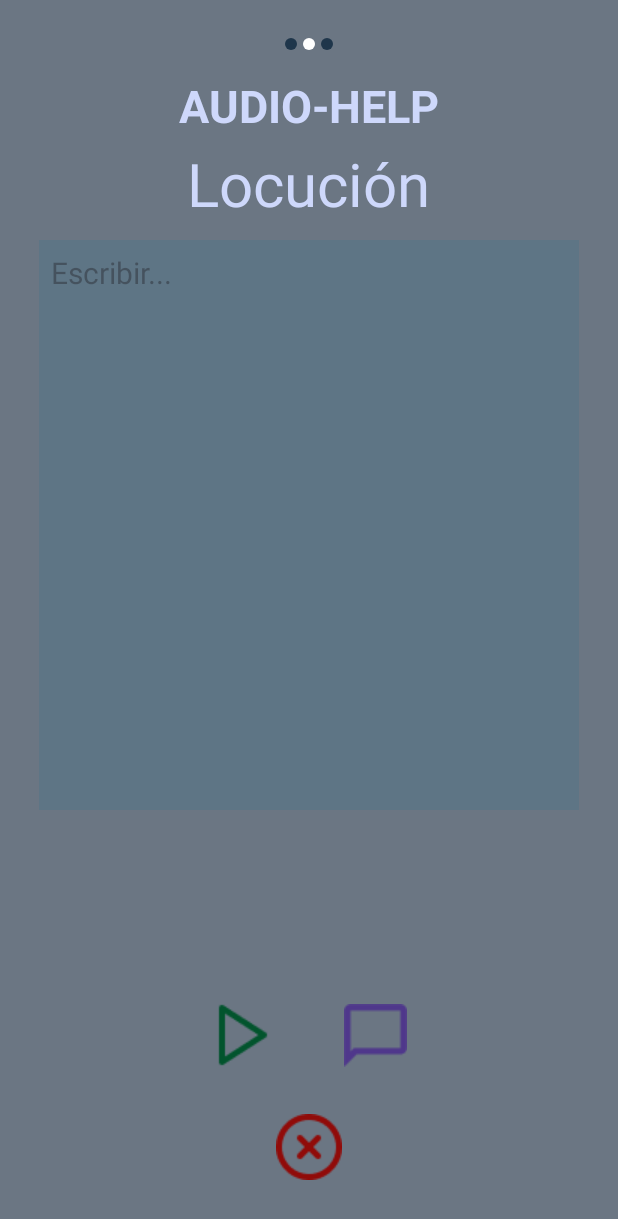
After one commit to SandroCJ210/AudioHelp, an Android app: the layout locution.xml on its own in the app's theme, with its tools: preview values and no code run, on a phone screen of 412 x 824 dp. The commit adds this screen. Shown: the top 1219 px of the screen. Run offline under Robolectric (Android 15) with nearby library versions, the phone set to English and light mode, and no system bars.

Commit message:
feat: add locution interface

```diff
--- /dev/null
+++ b/app/src/main/res/layout/locution.xml
@@ -0,0 +1,122 @@
+<?xml version="1.0" encoding="utf-8"?>
+<RelativeLayout xmlns:android="http://schemas.android.com/apk/res/android"
+    xmlns:app="http://schemas.android.com/apk/res-auto"
+    xmlns:tools="http://schemas.android.com/tools"
+    android:layout_width="match_parent"
+    android:layout_height="match_parent"
+    android:background="#6B7683"
+    android:id="@+id/ajustes_main"
+    tools:context=".MainActivity"
+    tools:ignore="ExtraText">
+
+    <!-- Título de la aplicación -->
+
+    <EditText
+        android:id="@+id/locutionBox"
+        android:layout_width="360dp"
+        android:layout_height="380dp"
+        android:layout_centerHorizontal="true"
+        android:layout_marginTop="160dp"
+        android:background="#334455"
+        android:backgroundTint="#5E7585"
+        android:gravity="top"
+        android:hint="Escribir..."
+        android:imeOptions="actionDone"
+        android:inputType="textMultiLine|textNoSuggestions"
+        android:overScrollMode="always"
+        android:padding="8dp"
+        android:scrollbars="vertical"
+        android:textColor="@android:color/white"
+        android:textCursorDrawable="@null"
+        android:textSize="20sp" />
+
+    <TextView
+        style="@style/Titulo_Aplicacion"
+        android:background="#00CDD7F9"
+        android:text="@string/app_name"
+        android:textSize="30sp" />
+
+    <TextView
+        style="@style/Letra_Normal"
+        android:layout_centerHorizontal="true"
+        android:layout_marginTop="95dp"
+        android:background="#00CDD7F9"
+        android:text="Locución"
+        android:textColor="#CED8FB"
+        android:textSize="40sp" />
+
+
+    <!-- Indicador de página -->
+    <LinearLayout
+        android:id="@+id/indicador_indice"
+        android:layout_width="wrap_content"
+        android:layout_height="wrap_content"
+        android:layout_centerHorizontal="true"
+        android:layout_marginTop="25dp"
+        android:orientation="horizontal">
+
+        <!-- Puntos de paginación -->
+        <View
+            android:layout_width="8dp"
+            android:layout_height="8dp"
+            android:layout_marginEnd="4dp"
+            android:background="@drawable/indicator_inactive"
+            android:backgroundTint="#1F364B" />
+
+        <View
+            android:layout_width="8dp"
+            android:layout_height="8dp"
+            android:layout_marginEnd="4dp"
+            android:background="@drawable/indicator_active"
+            android:backgroundTint="#FFFFFF" />
+
+        <View
+            android:layout_width="8dp"
+            android:layout_height="match_parent"
+            android:background="@drawable/indicator_inactive"
+            android:backgroundTint="#1F364B" />
+    </LinearLayout>
+
+
+    <ImageButton
+        android:id="@+id/closeLocution"
+        android:layout_width="48dp"
+        android:layout_height="48dp"
+        android:layout_alignParentBottom="true"
+        android:layout_centerHorizontal="true"
+        android:layout_marginBottom="35dp"
+        android:contentDescription="@string/Close"
+        android:background="#00FFFFFF"
+        app:srcCompat="@drawable/ic_close" />
+
+    <LinearLayout
+        android:id="@+id/locutionLayout"
+        android:layout_width="wrap_content"
+        android:layout_height="wrap_content"
+        android:layout_alignParentBottom="true"
+        android:layout_centerHorizontal="true"
+        android:layout_marginBottom="110dp"
+        android:orientation="horizontal">
+
+        <ImageButton
+            android:id="@+id/imageButton3"
+            android:layout_width="48dp"
+            android:layout_height="48dp"
+            android:layout_marginEnd="40dp"
+            android:layout_weight="1"
+            android:background="#00FFFFFF"
+            android:contentDescription="@string/Play"
+            app:srcCompat="@drawable/play" />
+
+        <ImageButton
+            android:id="@+id/imageButton2"
+            android:layout_width="48dp"
+            android:layout_height="48dp"
+            android:layout_weight="1"
+            android:background="#00FFFFFF"
+            android:contentDescription="@string/Phrases"
+            app:srcCompat="@drawable/ic_chat_bubble" />
+
+    </LinearLayout>
+
+</RelativeLayout>
--- a/app/src/main/res/values/strings.xml
+++ b/app/src/main/res/values/strings.xml
@@ -1,5 +1,9 @@
 <resources>
-    <string name="app_name">AudioHelp</string>
+    <string name="app_name">AUDIO-HELP</string>
+
+    <string name = "Phrases">Frases Destacadas</string>
+    <string name = "Close">Cerrar</string>
+    <string name = "Play">Reproducir</string>
 
     <string name="title_config">Configuración</string>
     <string name="brightness">Brillo</string>
```
